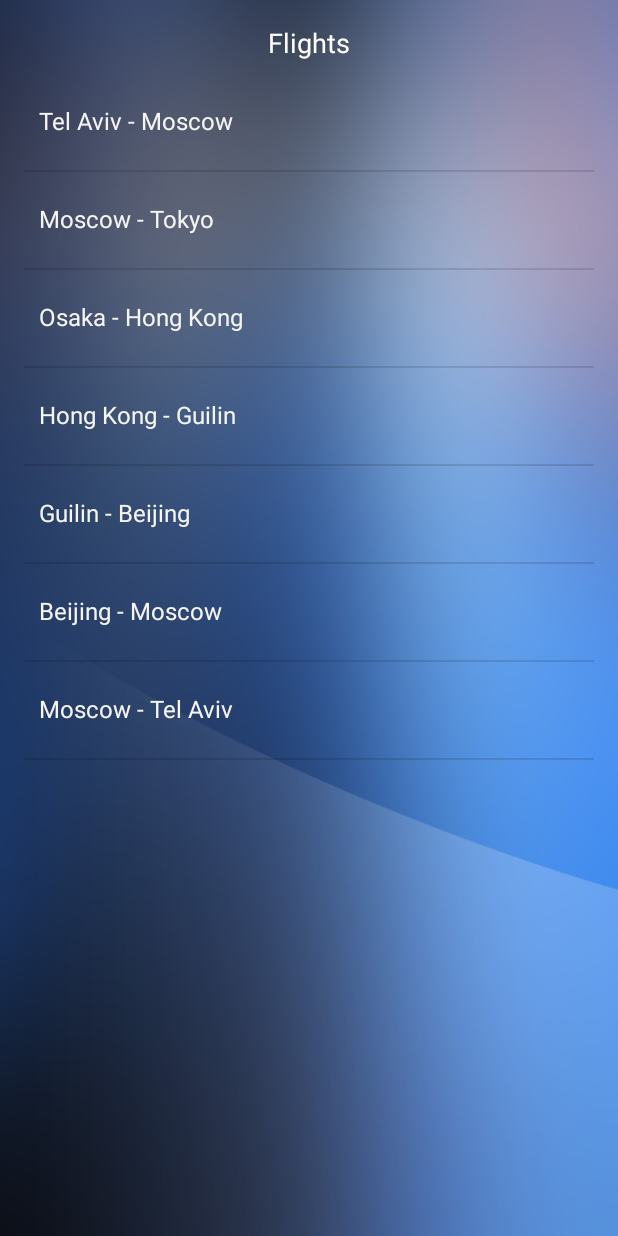
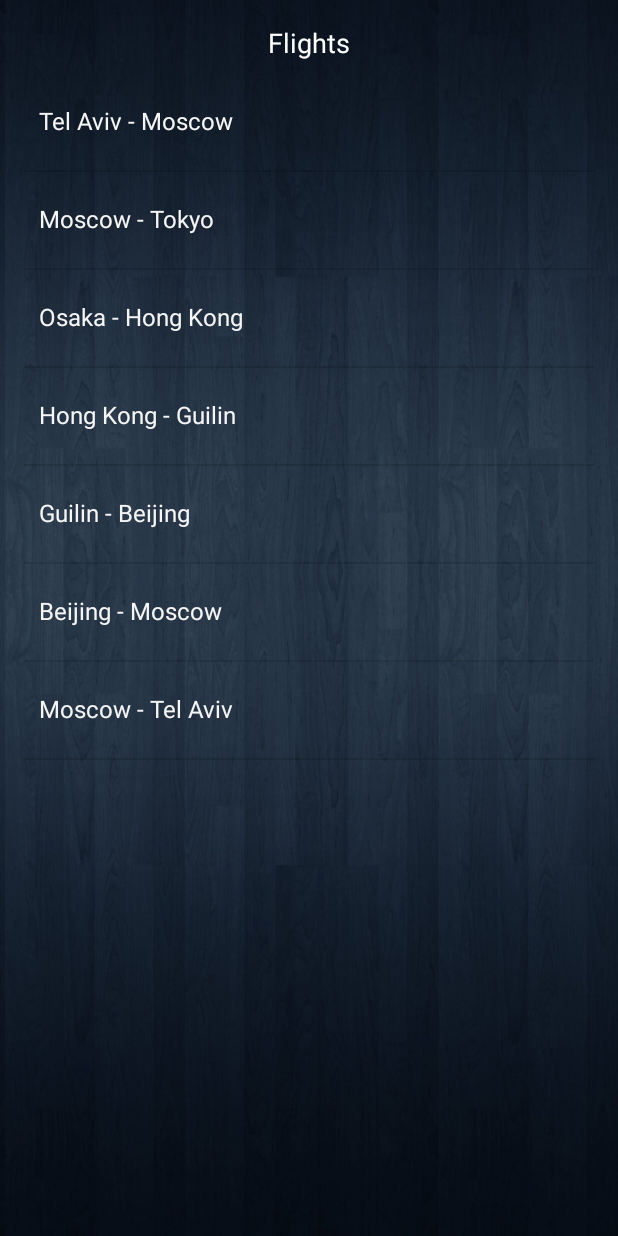
Before and after one commit to yaronv/trip, an Android app: the fragment FlightsFragment shown on its own in the app's theme, on a phone screen of 412 x 824 dp. Run offline under Robolectric (Android 15) with nearby library versions, the phone set to English and light mode, and no system bars.

Commit message:
new backgrounds

```diff
--- a/app/src/main/res/layout/flights_main.xml
+++ b/app/src/main/res/layout/flights_main.xml
@@ -4,7 +4,7 @@
     android:paddingRight="@dimen/activity_horizontal_margin"
     android:paddingTop="@dimen/activity_vertical_margin"
     android:paddingBottom="@dimen/activity_vertical_margin"
-    android:background="@drawable/blur_ver"
+    android:background="@drawable/inner_bg"
     tools:context=".MainActivity$FlightsFragment">
 
     <TextView android:id="@+id/section_label" android:layout_width="wrap_content"
--- a/app/src/main/res/layout/hotels_main.xml
+++ b/app/src/main/res/layout/hotels_main.xml
@@ -4,7 +4,7 @@
     android:paddingRight="@dimen/activity_horizontal_margin"
     android:paddingTop="@dimen/activity_vertical_margin"
     android:paddingBottom="@dimen/activity_vertical_margin"
-    android:background="@drawable/blur_ver"
+    android:background="@drawable/inner_bg"
     android:textColor="#ffffff"
     tools:context=".MainActivity$HotelsFragment">
 
```
Also changed, not shown: app/src/main/res/drawable-hdpi/inner_bg.jpg (added).
